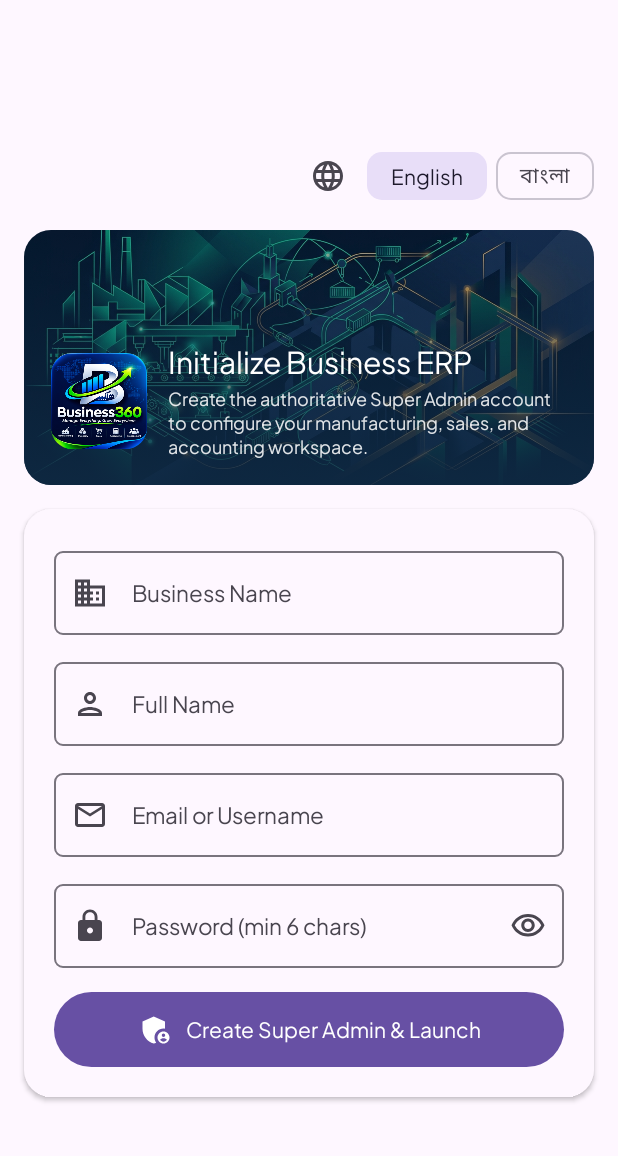
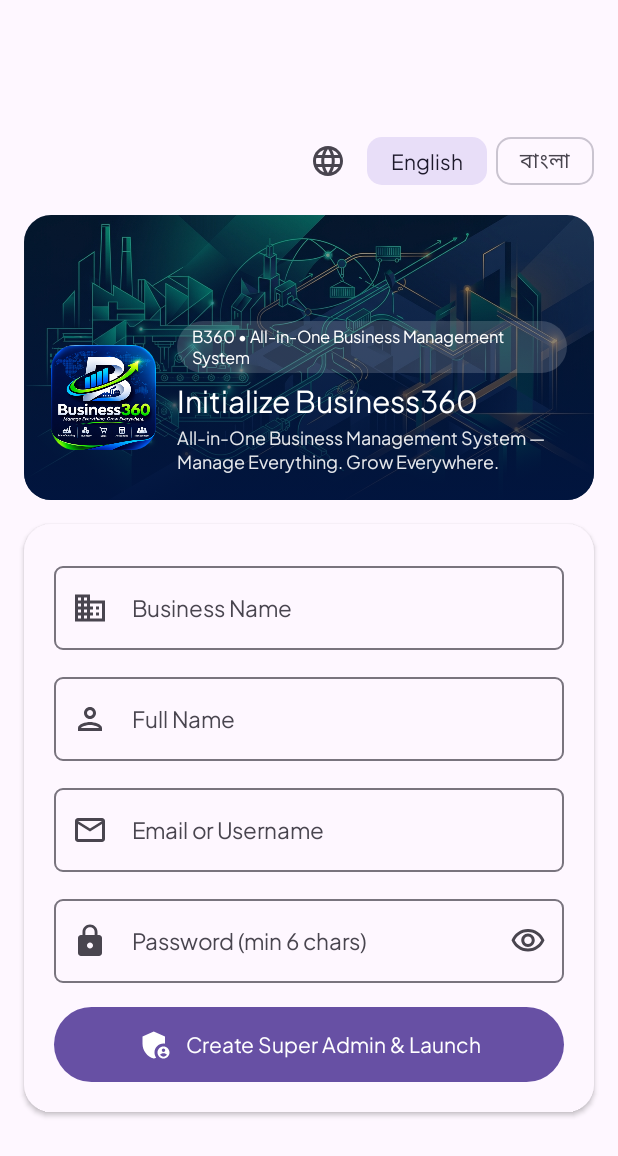
Before and after one commit to junayedm380/Business360, an Android app built with Jetpack Compose: the screen it shows after launch (MainActivity), on a phone screen of 412 x 824 dp. Shown: the top 1156 px of the screen. Run offline under Robolectric (Android 15) with nearby library versions, the phone set to English and light mode, and no system bars; our stand-ins replace Room's generated code.

Commit message:
chore: rebrand application to Business360
Update all references from CraftERP to Business360 throughout the codebase, documentation, and UI strings to reflect the new product identity.

```diff
--- a/app/src/main/java/com/example/MainActivity.kt
+++ b/app/src/main/java/com/example/MainActivity.kt
@@ -281,7 +281,11 @@ private fun AuthenticatedErpShell(
                             )
                             Spacer(Modifier.width(10.dp))
                             Column {
-                                Text(businessTitle, style = MaterialTheme.typography.titleMedium.copy(fontWeight = FontWeight.Bold))
+                                Text(
+                                    text = if (businessTitle == "Business360") "Business360" else "$businessTitle • B360",
+                                    style = MaterialTheme.typography.titleMedium.copy(fontWeight = FontWeight.Bold),
+                                    maxLines = 1
+                                )
                                 RoleBadge(session.role)
                             }
                         }
--- a/app/src/main/java/com/example/data/local/ErpEntities.kt
+++ b/app/src/main/java/com/example/data/local/ErpEntities.kt
@@ -38,7 +38,7 @@ data class AuditLogEntity(
 @Entity(tableName = "app_settings")
 data class AppSettingEntity(
     @PrimaryKey val id: String = "default",
-    val businessName: String = "CraftERP Industries",
+    val businessName: String = "Business360",
     val phone: String = "",
     val email: String = "",
     val address: String = "",
--- a/app/src/main/java/com/example/domain/Localization.kt
+++ b/app/src/main/java/com/example/domain/Localization.kt
@@ -90,16 +90,16 @@ data class AppStrings(
 
 object Translations {
     val english = AppStrings(
-        appTitle = "CraftERP",
-        setupSuperAdminTitle = "Initialize Business ERP",
-        setupSuperAdminSubtitle = "Create the authoritative Super Admin account to configure your manufacturing, sales, and accounting workspace.",
+        appTitle = "Business360",
+        setupSuperAdminTitle = "Initialize Business360",
+        setupSuperAdminSubtitle = "All-in-One Business Management System — Manage Everything. Grow Everywhere.",
         businessNameLabel = "Business Name",
         fullNameLabel = "Full Name",
         emailLabel = "Email or Username",
         passwordLabel = "Password (min 6 chars)",
         createSuperAdminBtn = "Create Super Admin & Launch",
-        signInTitle = "Welcome to CraftERP",
-        signInSubtitle = "Sign in to access your role-verified operational or financial workspace.",
+        signInTitle = "Welcome to Business360",
+        signInSubtitle = "B360 • All-in-One Business Management System • Manage Everything. Grow Everywhere.",
         signInBtn = "Sign In",
         signOutBtn = "Sign Out",
         navDashboard = "Dashboard",
@@ -168,16 +168,16 @@ object Translations {
     )
 
     val bengali = AppStrings(
-        appTitle = "ক্রাফট ইআরপি",
-        setupSuperAdminTitle = "ব্যবসায়িক ইআরপি শুরু করুন",
-        setupSuperAdminSubtitle = "উৎপাদন, বিক্রয় এবং হিসাবরক্ষণের জন্য সুপার অ্যাডমিন অ্যাকাউন্ট তৈরি করুন।",
+        appTitle = "Business360",
+        setupSuperAdminTitle = "Business360 সেটআপ করুন",
+        setupSuperAdminSubtitle = "All-in-One Business Management System — Manage Everything. Grow Everywhere.",
         businessNameLabel = "প্রতিষ্ঠানের নাম",
         fullNameLabel = "পূর্ণ নাম",
         emailLabel = "ইমেইল বা ইউজারনেম",
         passwordLabel = "পাসওয়ার্ড (কমপক্ষে ৬ অক্ষর)",
         createSuperAdminBtn = "সুপার অ্যাডমিন তৈরি করুন",
-        signInTitle = "ক্রাফট ইআরপি-তে স্বাগতম",
-        signInSubtitle = "আপনার নির্ধারিত ড্যাশবোর্ডে প্রবেশ করতে লগইন করুন।",
+        signInTitle = "Business360-তে স্বাগতম",
+        signInSubtitle = "B360 • All-in-One Business Management System • Manage Everything. Grow Everywhere.",
         signInBtn = "লগইন",
         signOutBtn = "লগআউট",
         navDashboard = "ড্যাশবোর্ড",
--- a/app/src/main/java/com/example/ui/screens/AuthScreens.kt
+++ b/app/src/main/java/com/example/ui/screens/AuthScreens.kt
@@ -243,12 +243,12 @@ private fun AuthShell(
                 Box(
                     modifier = Modifier
                         .fillMaxWidth()
-                        .height(170.dp)
+                        .height(190.dp)
                         .clip(MaterialTheme.shapes.large)
                 ) {
                     Image(
                         painter = painterResource(id = R.drawable.erp_hero_banner_1795274162661),
-                        contentDescription = "CraftERP Industrial Banner",
+                        contentDescription = "Business360 Brand Banner",
                         contentScale = ContentScale.Crop,
                         modifier = Modifier.fillMaxSize()
                     )
@@ -257,7 +257,7 @@ private fun AuthShell(
                             .fillMaxSize()
                             .background(
                                 Brush.verticalGradient(
-                                    listOf(Color.Black.copy(alpha = 0.18f), Color(0xFF0F2942).copy(alpha = 0.88f))
+                                    listOf(Color.Black.copy(alpha = 0.20f), Color(0xFF01143F).copy(alpha = 0.92f))
                                 )
                             )
                             .padding(18.dp),
@@ -272,11 +272,23 @@ private fun AuthShell(
                                 contentDescription = "Business360 Logo",
                                 contentScale = ContentScale.Crop,
                                 modifier = Modifier
-                                    .size(64.dp)
-                                    .clip(RoundedCornerShape(14.dp))
+                                    .size(70.dp)
+                                    .clip(RoundedCornerShape(16.dp))
                             )
                             Spacer(Modifier.width(14.dp))
                             Column(modifier = Modifier.weight(1f)) {
+                                Surface(
+                                    color = Color.White.copy(alpha = 0.16f),
+                                    shape = RoundedCornerShape(50)
+                                ) {
+                                    Text(
+                                        text = "B360 • All-in-One Business Management System",
+                                        style = MaterialTheme.typography.labelSmall.copy(fontWeight = FontWeight.SemiBold),
+                                        color = Color.White,
+                                        modifier = Modifier.padding(horizontal = 10.dp, vertical = 3.dp)
+                                    )
+                                }
+                                Spacer(Modifier.height(6.dp))
                                 Text(
                                     text = heroTitle,
                                     style = MaterialTheme.typography.headlineSmall.copy(fontWeight = FontWeight.Bold),
@@ -286,7 +298,7 @@ private fun AuthShell(
                                 Text(
                                     text = heroSubtitle,
                                     style = MaterialTheme.typography.bodySmall,
-                                    color = Color.White.copy(alpha = 0.88f)
+                                    color = Color.White.copy(alpha = 0.90f)
                                 )
                             }
                         }
--- a/app/src/main/res/values/strings.xml
+++ b/app/src/main/res/values/strings.xml
@@ -1,3 +1,3 @@
 <resources>
-    <string name="app_name">CraftERP</string>
+    <string name="app_name">Business360</string>
 </resources>
--- a/settings.gradle.kts
+++ b/settings.gradle.kts
@@ -22,6 +22,6 @@ dependencyResolutionManagement {
   }
 }
 
-rootProject.name = "CraftERP"
+rootProject.name = "Business360"
 
 include(":app")
```
Also changed, not shown: app/src/main/java/com/example/ui/screens/DashboardScreens.kt (+19 -0 lines), 3 other files.
